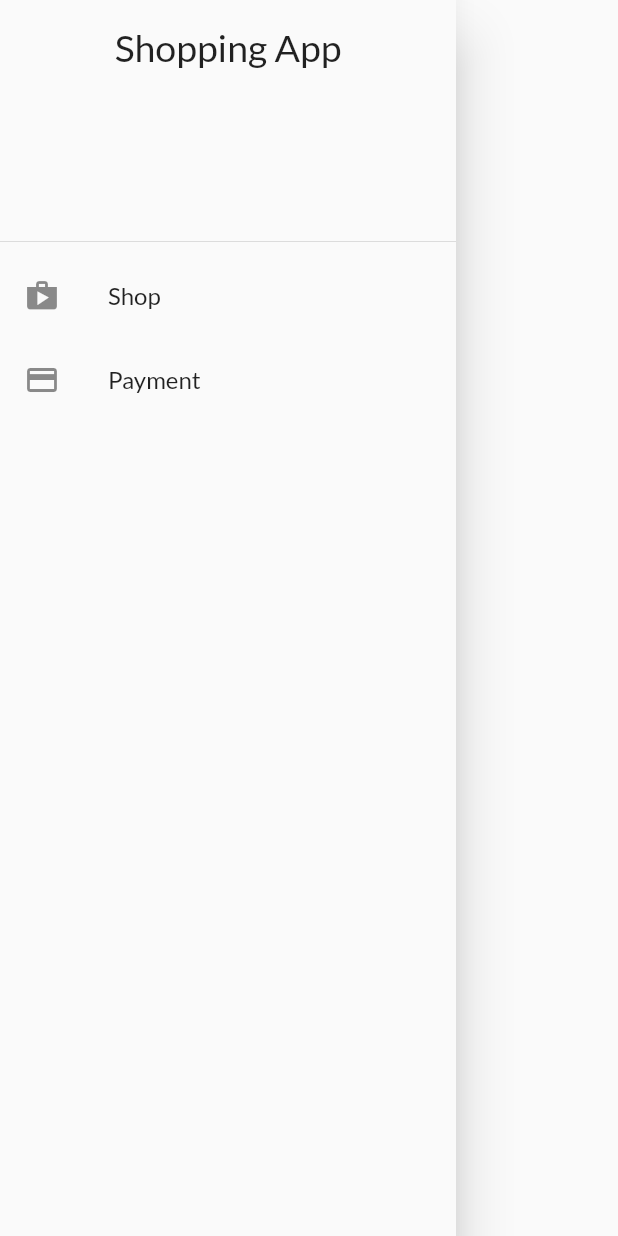
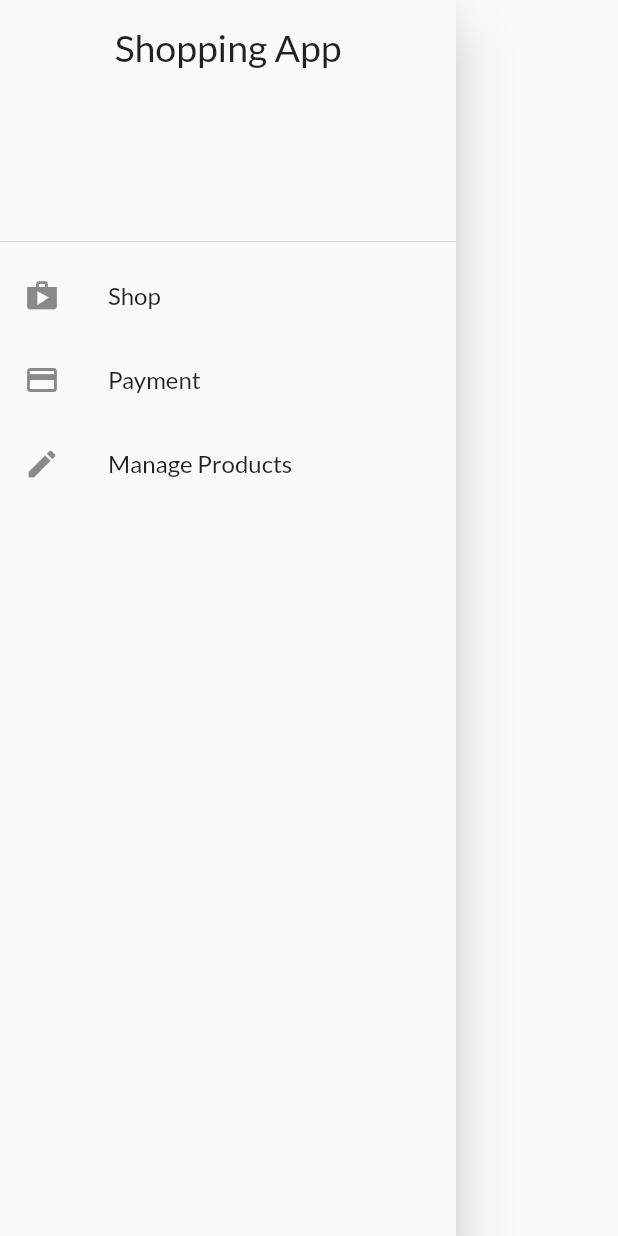
Before and after one commit to quiet-programmer/shopping_app, a Flutter app: the AppDrawer widget shown alone on an empty page, opened directly, on a phone screen of 412 x 824 dp. Run offline on Flutter 3.47's test engine with Material 2 defaults, Android fonts, the phone set to English and light mode, and no system bars; network calls fail.

Commit message:
added new item to drawer list

```diff
--- a/lib/widgets/app_drawer.dart
+++ b/lib/widgets/app_drawer.dart
@@ -1,5 +1,6 @@
 import 'package:flutter/material.dart';
 import 'package:shopping_app/screens/orders_screen.dart';
+import 'package:shopping_app/screens/user_products_screen.dart';
 
 class AppDrawer extends StatelessWidget {
   @override
@@ -36,6 +37,16 @@ class AppDrawer extends StatelessWidget {
               }));
             },
           ),
+          ListTile(
+            leading: Icon(Icons.edit),
+            title: Text("Manage Products"),
+            onTap: () {
+              Navigator.of(context).pop();
+              Navigator.of(context).push(MaterialPageRoute(builder: (_){
+                return UserProductScreen();
+              }));
+            },
+          ),
         ],
       ),
     );
```
